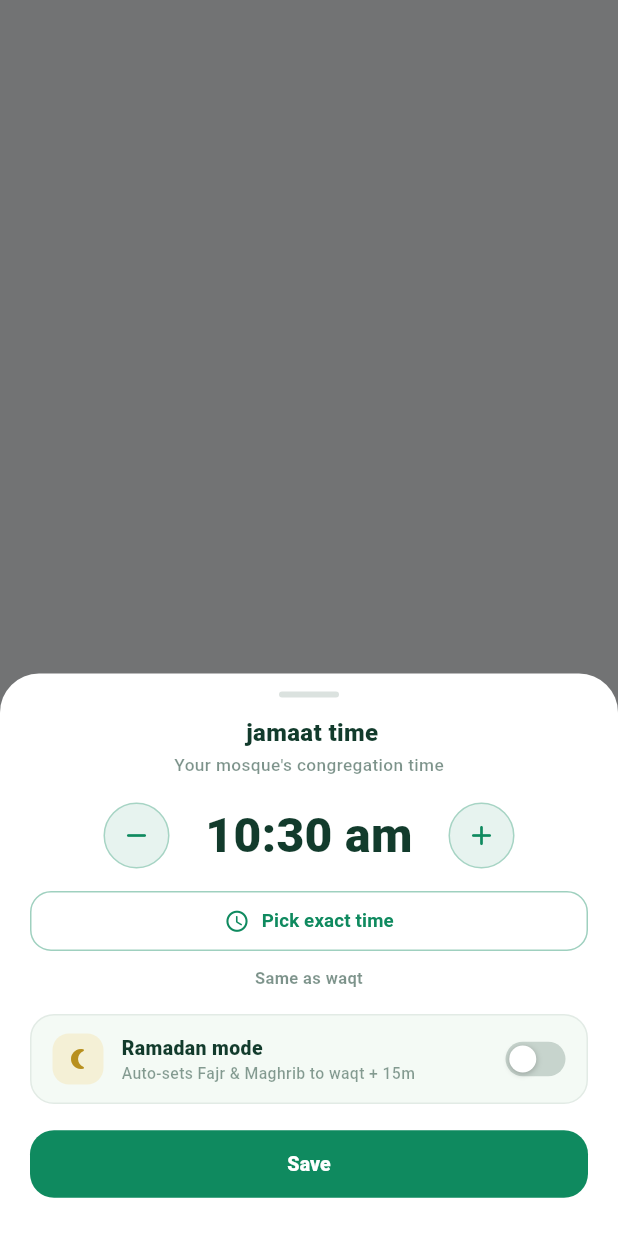
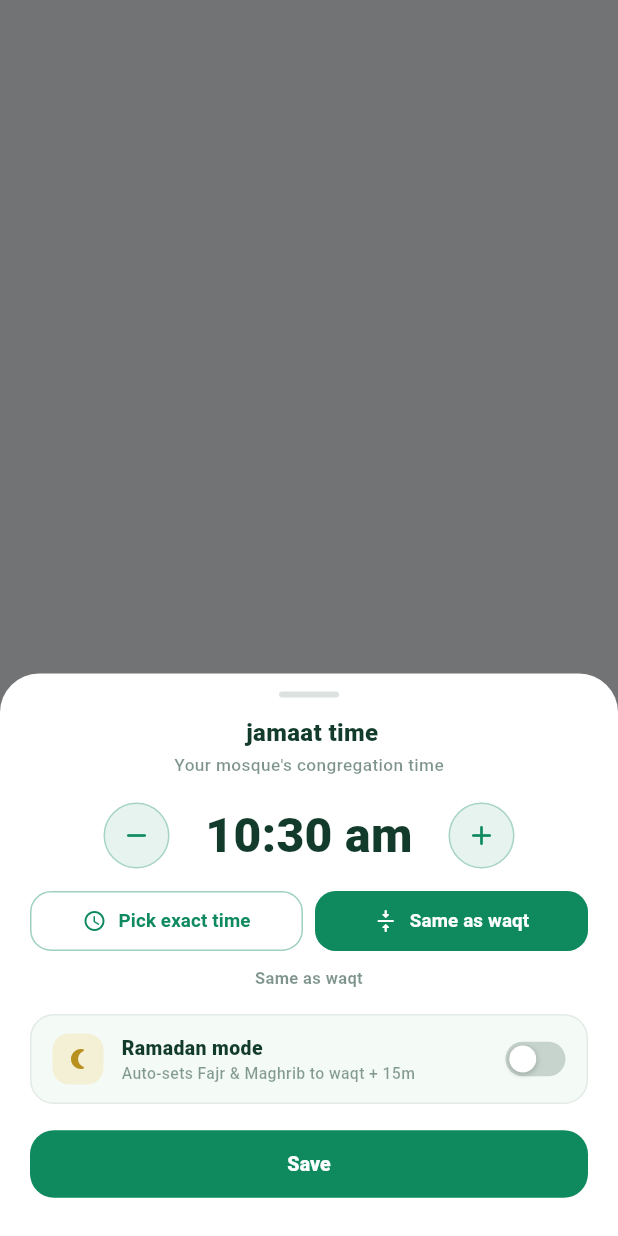
Before and after one commit to zamansheikh/lifeque, a Flutter app: what show() shows on an empty page, opened directly with empty values, on a phone screen of 412 x 824 dp. Run offline on Flutter 3.47's test engine with Material 3 defaults, Android fonts, the phone set to English and light mode, and no system bars; our stand-ins replace adhan, audioplayers, dartz, device_info_plus, equatable, flutter_bloc and 13 more; missing offline and left inert: alarm, home_widget, in_app_update, workmanager; accounts and stored records are empty; statements that could not run were skipped.

Commit message:
feat: implement jamaat defaults for prayer times and update related functionality

```diff
--- a/lib/features/home_widget/services/home_widget_service.dart
+++ b/lib/features/home_widget/services/home_widget_service.dart
@@ -8,6 +8,7 @@ import 'package:lifeque/features/home_widget/presentation/widgets/prayer_widget_
 import 'package:lifeque/features/home_widget/presentation/widgets/day_timeline_widget_ui.dart';
 import 'package:lifeque/features/home_widget/presentation/widgets/mosque_widget_ui.dart';
 import 'package:lifeque/features/home_widget/presentation/widgets/slim_bar_widget_ui.dart';
+import 'package:lifeque/features/prayer_times/data/services/jamaat_defaults.dart';
 import 'package:lifeque/features/prayer_times/data/services/prayer_settings_service.dart';
 import 'package:lifeque/features/prayer_times/presentation/utils/bangla_date.dart';
 import 'package:intl/intl.dart';
@@ -357,7 +358,10 @@ class HomeWidgetService {
             saved.$2,
           );
         } else {
-          jamaat = times[prayer]!;
+          // Nothing saved yet (fresh install): fall back to the customary
+          // offset rather than the waqt itself, which no mosque prays at.
+          jamaat = JamaatDefaults.forPrayer(prayer, times[prayer]!) ??
+              times[prayer]!;
         }
 
         chips.add(
--- a/lib/features/prayer_times/presentation/pages/prayer_times_page.dart
+++ b/lib/features/prayer_times/presentation/pages/prayer_times_page.dart
@@ -16,6 +16,7 @@ import '../../../../core/utils/alarm_sound_utils.dart';
 import '../../../islamic_resources/presentation/pages/islamic_resources_page.dart'
     hide IslamicColors;
 import '../../data/services/prayer_completion_service.dart';
+import '../../data/services/jamaat_defaults.dart';
 import '../../data/services/prayer_settings_service.dart';
 import '../utils/bangla_date.dart';
 import '../utils/islamic_colors.dart';
@@ -870,9 +871,20 @@ class _PrayerTimesPageState extends State<PrayerTimesPage> {
       if (waqt != null) return waqt.add(const Duration(minutes: 15));
     }
     final tod = _mosqueTimes[prayer];
-    if (tod == null) return null;
+    if (tod == null) {
+      // Show the customary default until the user sets their mosque's time,
+      // so the list and the home-screen widget agree from first launch.
+      final waqt = times[prayer];
+      return waqt == null ? null : JamaatDefaults.forPrayer(prayer, waqt);
+    }
     return DateTime(date.year, date.month, date.day, tod.hour, tod.minute);
   }
+
+  /// True while a prayer is still showing the default rather than a time the
+  /// user has confirmed — drives the hint in the edit sheet.
+  bool _isJamaatDefault(String prayer) =>
+      _mosqueTimes[prayer] == null &&
+      !(_ramadanMode && (prayer == 'Fajr' || prayer == 'Maghrib'));
 
   /// Opens the restricted-times info as a centered modal dialog (was a
   /// bottom sheet — user prefers a dialog). Designed in the same Islamic
@@ -983,6 +995,7 @@ class _PrayerTimesPageState extends State<PrayerTimesPage> {
       currentMosqueTime: _mosqueTimes[prayer],
       waqtTime: waqt,
       isLockedByRamadan: lockedByRamadan,
+      isDefault: _isJamaatDefault(prayer),
       onSaved: (time) async {
         await _settingsService.saveMosqueTime(
           prayer.toLowerCase(),
--- a/lib/features/prayer_times/presentation/widgets/mosque_time_edit_sheet.dart
+++ b/lib/features/prayer_times/presentation/widgets/mosque_time_edit_sheet.dart
@@ -15,6 +15,10 @@ class MosqueTimeEditSheet extends StatefulWidget {
   /// True for Fajr and Maghrib, whose jamaat Ramadan mode computes itself.
   final bool isLockedByRamadan;
 
+  /// True while the shown time is still the customary default rather than one
+  /// the user has confirmed — mosques vary, so say so.
+  final bool isDefault;
+
   final void Function(TimeOfDay) onSaved;
   final ValueChanged<bool> onRamadanModeChanged;
 
@@ -25,6 +29,7 @@ class MosqueTimeEditSheet extends StatefulWidget {
     required this.waqtTime,
     required this.isRamadanMode,
     required this.isLockedByRamadan,
+    required this.isDefault,
     required this.onSaved,
     required this.onRamadanModeChanged,
   });
@@ -35,6 +40,7 @@ class MosqueTimeEditSheet extends StatefulWidget {
     required TimeOfDay? currentMosqueTime,
     required TimeOfDay? waqtTime,
     required bool isLockedByRamadan,
+    bool isDefault = false,
     required void Function(TimeOfDay) onSaved,
     required ValueChanged<bool> onRamadanModeChanged,
   }) async {
@@ -53,6 +59,7 @@ class MosqueTimeEditSheet extends StatefulWidget {
         waqtTime: waqtTime,
         isRamadanMode: ramadan,
         isLockedByRamadan: isLockedByRamadan,
+        isDefault: isDefault,
         onSaved: onSaved,
         onRamadanModeChanged: onRamadanModeChanged,
       ),
@@ -74,7 +81,8 @@ class _MosqueTimeEditSheetState extends State<MosqueTimeEditSheet> {
   void initState() {
     super.initState();
     _ramadan = widget.isRamadanMode;
-    _time = widget.currentMosqueTime ??
+    _time =
+        widget.currentMosqueTime ??
         widget.waqtTime ??
         const TimeOfDay(hour: 5, minute: 0);
     if (_locked) _time = _ramadanDerived;
@@ -110,9 +118,7 @@ class _MosqueTimeEditSheetState extends State<MosqueTimeEditSheet> {
     final diff =
         (_time.hour * 60 + _time.minute) - (waqt.hour * 60 + waqt.minute);
     if (diff == 0) return 'Same as waqt';
-    return diff > 0
-        ? '$diff min after waqt'
-        : '${diff.abs()} min before waqt';
+    return diff > 0 ? '$diff min after waqt' : '${diff.abs()} min before waqt';
   }
 
   @override
@@ -149,15 +155,25 @@ class _MosqueTimeEditSheetState extends State<MosqueTimeEditSheet> {
                 fontWeight: FontWeight.w500,
               ),
             ),
+            if (widget.isDefault && !_locked) ...[
+              const SizedBox(height: 12),
+              _defaultNotice(),
+            ],
             const SizedBox(height: 16),
             _stepper(),
             const SizedBox(height: 10),
-            _pickExactButton(),
+            Row(
+              children: [
+                Expanded(child: _pickExactButton()),
+                if (widget.waqtTime != null) ...[
+                  const SizedBox(width: 8),
+                  Expanded(child: _sameAsWaqtButton()),
+                ],
+              ],
+            ),
             const SizedBox(height: 6),
             Text(
-              _locked
-                  ? 'Set automatically by Ramadan mode'
-                  : _delta,
+              _locked ? 'Set automatically by Ramadan mode' : _delta,
               textAlign: TextAlign.center,
               style: TextStyle(
                 color: PrayerPalette.inkA(0.55),
@@ -194,12 +210,42 @@ class _MosqueTimeEditSheetState extends State<MosqueTimeEditSheet> {
     );
   }
 
+  /// Every mosque sets its own jamaat, so be explicit that this is a
+  /// starting point rather than something we know about their mosque.
+  Widget _defaultNotice() {
+    return Container(
+      padding: const EdgeInsets.symmetric(horizontal: 12, vertical: 10),
+      decoration: BoxDecoration(
+        color: PrayerPalette.gold.withValues(alpha: 0.18),
+        borderRadius: BorderRadius.circular(12),
+      ),
+      child: Row(
+        children: [
+          const Icon(
+            Icons.info_outline_rounded,
+            size: 15,
+            color: Color(0xFFB8901E),
+          ),
+          const SizedBox(width: 8),
+          Expanded(
+            child: Text(
+              'A common default — set your mosque\'s actual time',
+              style: TextStyle(
+                color: PrayerPalette.inkA(0.75),
+                fontSize: 11,
+                fontWeight: FontWeight.w600,
+              ),
+            ),
+          ),
+        ],
+      ),
+    );
+  }
+
   /// Nudging by 5 minutes is fine for small corrections, but a mosque's
   /// jamaat is an arbitrary wall-clock time — this sets it directly.
   Widget _pickExactButton() {
-    return SizedBox(
-      width: double.infinity,
-      child: OutlinedButton.icon(
+    return OutlinedButton.icon(
       onPressed: _locked ? null : _pickExactTime,
       style: OutlinedButton.styleFrom(
         foregroundColor: PrayerPalette.accent,
@@ -209,13 +255,45 @@ class _MosqueTimeEditSheetState extends State<MosqueTimeEditSheet> {
               : PrayerPalette.accentA(0.4),
         ),
         padding: const EdgeInsets.symmetric(vertical: 11),
-          shape: RoundedRectangleBorder(
-            borderRadius: BorderRadius.circular(14),
+        shape: RoundedRectangleBorder(borderRadius: BorderRadius.circular(14)),
+      ),
+      icon: const Icon(Icons.schedule_rounded, size: 16),
+      label: const FittedBox(
+        fit: BoxFit.scaleDown,
+        child: Text(
+          'Pick exact time',
+          style: TextStyle(fontSize: 12.5, fontWeight: FontWeight.w700),
         ),
       ),
-        icon: const Icon(Icons.schedule_rounded, size: 17),
-        label: const Text(
-          'Pick exact time',
+    );
+  }
+
+  /// Some congregations — Maghrib especially — pray effectively at the waqt,
+  /// so make that a one-tap choice instead of stepping down to it.
+  Widget _sameAsWaqtButton() {
+    final waqt = widget.waqtTime;
+    final isSame =
+        waqt != null && waqt.hour == _time.hour && waqt.minute == _time.minute;
+    return OutlinedButton.icon(
+      onPressed: _locked || waqt == null
+          ? null
+          : () => setState(() => _time = waqt),
+      style: OutlinedButton.styleFrom(
+        foregroundColor: isSame ? Colors.white : PrayerPalette.accent,
+        backgroundColor: isSame ? PrayerPalette.accent : null,
+        side: BorderSide(
+          color: _locked
+              ? PrayerPalette.inkA(0.12)
+              : PrayerPalette.accentA(0.4),
+        ),
+        padding: const EdgeInsets.symmetric(vertical: 11),
+        shape: RoundedRectangleBorder(borderRadius: BorderRadius.circular(14)),
+      ),
+      icon: const Icon(Icons.vertical_align_center_rounded, size: 16),
+      label: const FittedBox(
+        fit: BoxFit.scaleDown,
+        child: Text(
+          'Same as waqt',
           style: TextStyle(fontSize: 12.5, fontWeight: FontWeight.w700),
         ),
       ),
@@ -368,8 +446,9 @@ class _MosqueTimeEditSheetState extends State<MosqueTimeEditSheet> {
               ),
               child: AnimatedAlign(
                 duration: const Duration(milliseconds: 200),
-                alignment:
-                    _ramadan ? Alignment.centerRight : Alignment.centerLeft,
+                alignment: _ramadan
+                    ? Alignment.centerRight
+                    : Alignment.centerLeft,
                 child: Container(
                   margin: const EdgeInsets.symmetric(horizontal: 2.5),
                   width: 18,
```
Also changed, not shown: lib/features/prayer_times/data/services/jamaat_defaults.dart (added, +39 -0 lines). Lines whose indentation alone changed are shown as unchanged.
